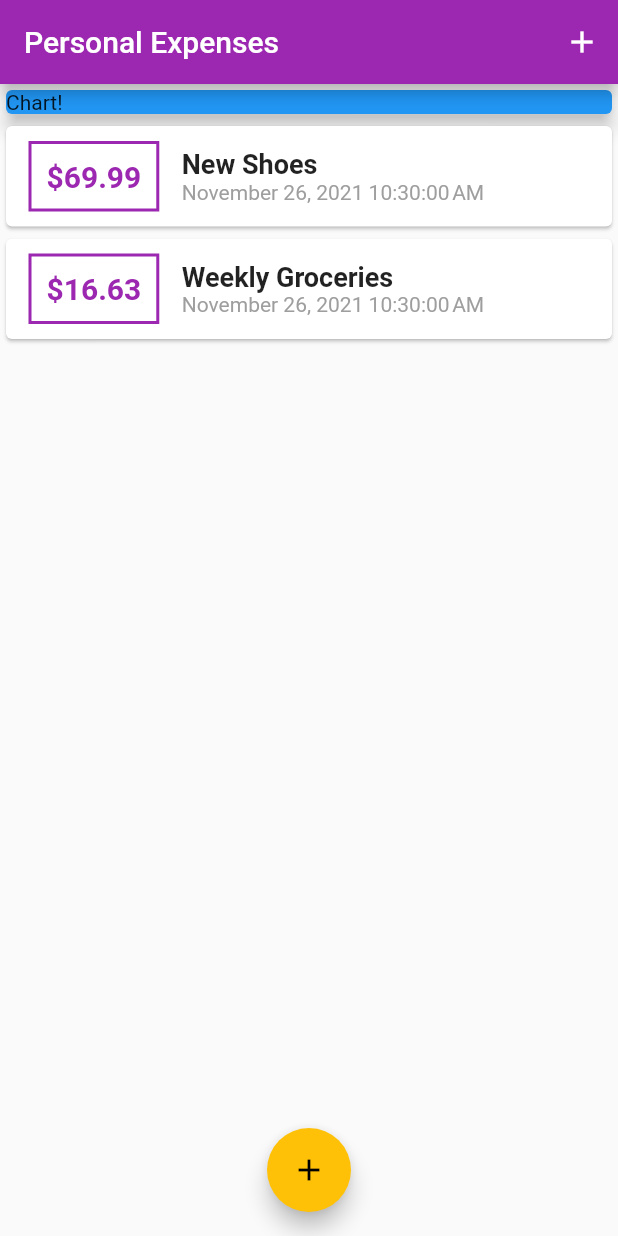
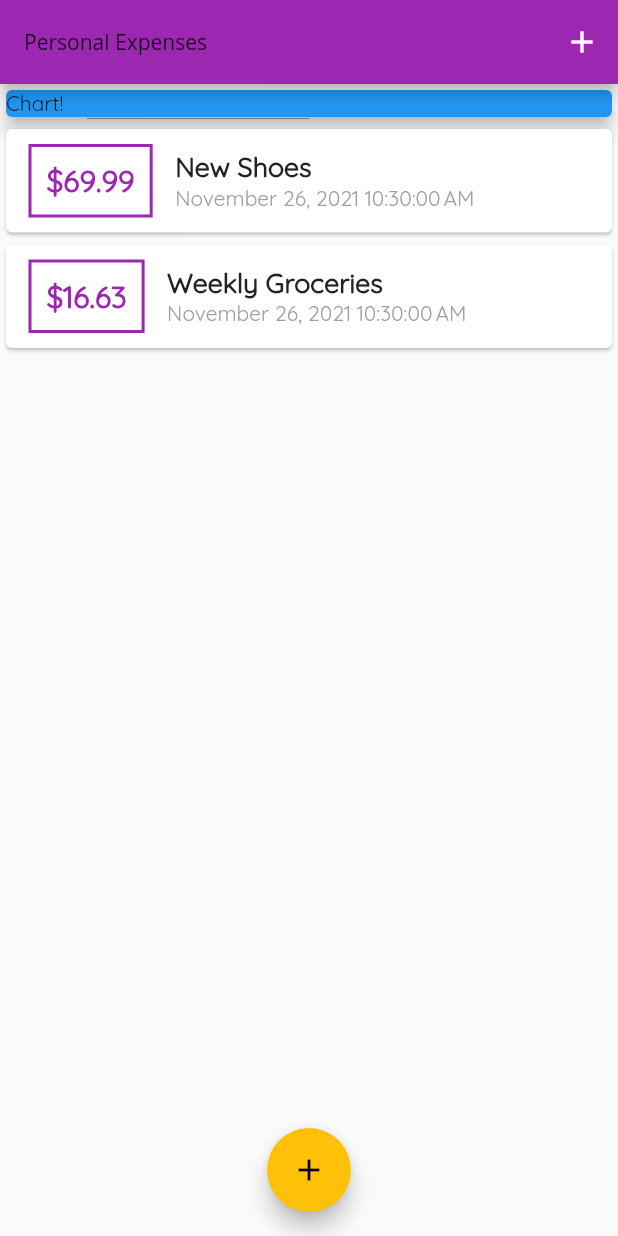
Before and after one commit to dksalsgus/flutter_planning, a Flutter app: the screen it shows after launch, on a phone screen of 412 x 824 dp. Run offline on Flutter 3.47's test engine with Material 2 defaults, Android fonts, the light colour scheme and no system bars; Roboto replaces fonts that are missing (Open Sans).

Commit message:
font add

```diff
--- a/lib/main.dart
+++ b/lib/main.dart
@@ -11,8 +11,12 @@
   Widget build(BuildContext context) {
     return MaterialApp(
         title: 'Material App',
-        theme:
-            ThemeData(primarySwatch: Colors.purple, accentColor: Colors.amber),
+        theme: ThemeData(
+            primarySwatch: Colors.purple,
+            accentColor: Colors.amber,
+            fontFamily: 'Quicksand',
+            appBarTheme:
+                AppBarTheme(textTheme: ThemeData.light().textTheme.copyWith())),
         home: MyHomePage());
   }
 }
@@ -63,7 +67,10 @@
   Widget build(BuildContext context) {
     return Scaffold(
       appBar: AppBar(
-        title: Text('Personal Expenses'),
+        title: Text(
+          'Personal Expenses',
+          style: TextStyle(fontFamily: 'Open Sans'),
+        ),
         actions: [
           IconButton(
               icon: Icon(Icons.add),
```
Also changed, not shown: pubspec.yaml (+51 -48 lines), assets/fonts/OpenSans-Bold.ttf (added), assets/fonts/OpenSans-Regular.ttf (added), assets/fonts/Quicksand-Bold.ttf (added), assets/fonts/Quicksand-Light.ttf (added), assets/fonts/Quicksand-Medium.ttf (added), assets/fonts/Quicksand-Regular.ttf (added).
